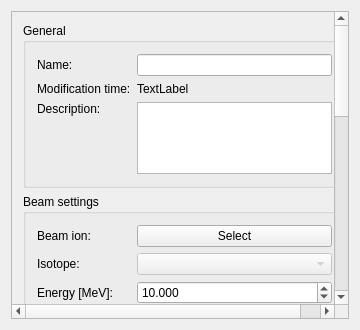
First picture: the form in ui_files/ui_measurement_settings_tab.ui, repository JYU-IBA/potku, before the edit.
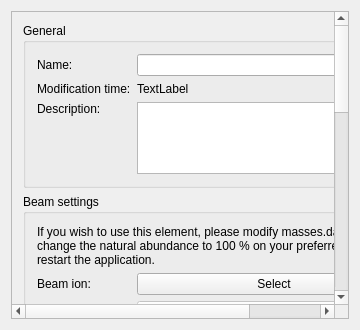
Second picture: the form after the edit.

Commit message: When beam ion's element doesn't have any isotopes listed, the isotope combobox is set red and the user is informed to change the masses.dat file (put 100 % natural abundance for preferred isotope).

Diff of the .ui file:
```diff
--- a/ui_files/ui_measurement_settings_tab.ui
+++ b/ui_files/ui_measurement_settings_tab.ui
@@ -41,9 +41,9 @@
       <property name="geometry">
        <rect>
         <x>0</x>
-        <y>-456</y>
-        <width>340</width>
-        <height>749</height>
+        <y>0</y>
+        <width>383</width>
+        <height>794</height>
        </rect>
       </property>
       <property name="sizePolicy">
@@ -152,6 +152,15 @@
             <string>Beam settings</string>
            </property>
            <layout class="QVBoxLayout" name="verticalLayout_3">
+            <item>
+             <widget class="QLabel" name="isotopeInfoLabel">
+              <property name="text">
+               <string>If you wish to use this element, please modify masses.dat file and
+change the natural abundance to 100 % on your preferred isotope and
+restart the application.</string>
+              </property>
+             </widget>
+            </item>
             <item>
              <layout class="QFormLayout" name="formLayout_2">
               <item row="0" column="0">
```
The commit also changes 4 other files.
